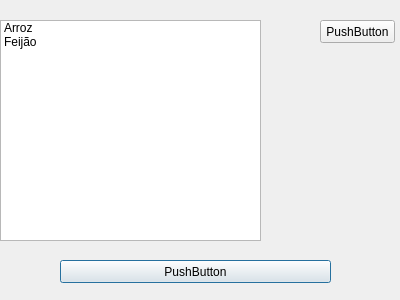
The window that terca1.ui (UnPComp2013/Grupo2) describes before a commit, drawn with Qt 5.
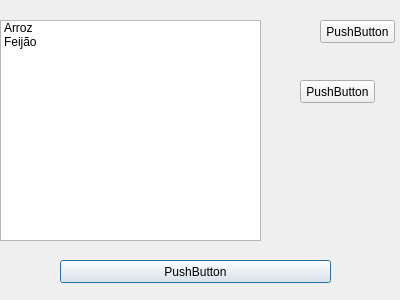
The same window after the commit.

```diff
--- a/terca1.ui
+++ b/terca1.ui
@@ -59,6 +59,19 @@
     <string>PushButton</string>
    </property>
   </widget>
+  <widget class="QPushButton" name="pushButton_3">
+   <property name="geometry">
+    <rect>
+     <x>300</x>
+     <y>80</y>
+     <width>75</width>
+     <height>23</height>
+    </rect>
+   </property>
+   <property name="text">
+    <string>PushButton</string>
+   </property>
+  </widget>
  </widget>
  <resources/>
  <connections>
```
